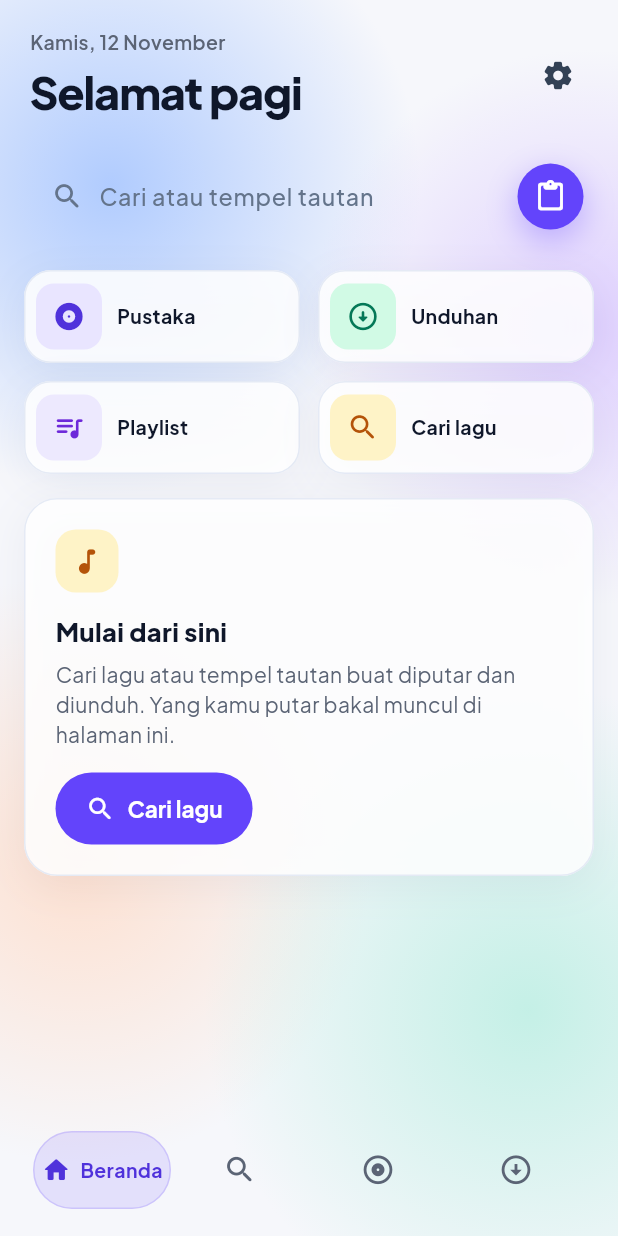
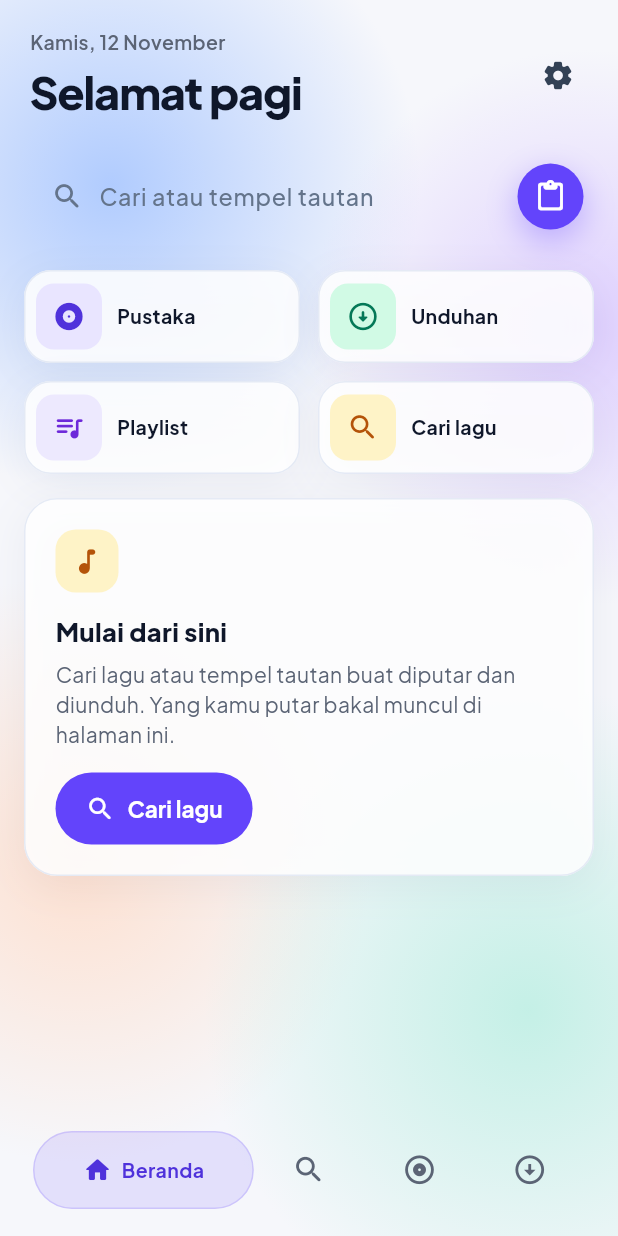
Before and after one commit to BlackKepret28/mull-music-android, a Flutter app: the screen it shows after launch, on a phone screen of 412 x 824 dp. Run offline on Flutter 3.47's test engine with Material 3 defaults, Android fonts, the phone set to English and light mode, and no system bars; our stand-ins replace audio_service, just_audio, shared_preferences, video_player; missing offline and left inert: liquid_glass_widgets.

Commit message:
Tab aktif dapat 40% lebar pil biar labelnya nggak kepotong
Dites di Infinix: dengan lebar rata, "Beranda" kepotong jadi "Berand".

Co-Authored-By: Claude Opus 5.5 <noreply@anthropic.com>

```diff
--- a/lib/widgets/bottom_nav.dart
+++ b/lib/widgets/bottom_nav.dart
@@ -39,15 +39,27 @@ class BottomNav extends StatelessWidget {
 
   @override
   Widget build(BuildContext context) {
+    // Tab aktif dapat ruang lebih (40%) supaya labelnya muat utuh; tiga
+    // sisanya cuma ikon, jadi cukup berbagi sisanya. Lebarnya dianimasikan.
     return Padding(
       padding: const EdgeInsets.symmetric(horizontal: 6),
-      child: Row(
-        children: [
-          for (var i = 0; i < navItems.length; i++)
-            Expanded(
-              child: _Tombol(item: navItems[i], aktif: i == index, onTap: () => onPilih(i)),
-            ),
-        ],
+      child: LayoutBuilder(
+        builder: (context, k) {
+          final n = navItems.length;
+          final lebarAktif = k.maxWidth * 0.4;
+          final lebarLain = (k.maxWidth - lebarAktif) / (n - 1);
+          return Row(
+            children: [
+              for (var i = 0; i < n; i++)
+                AnimatedContainer(
+                  duration: const Duration(milliseconds: 260),
+                  curve: Curves.easeOutCubic,
+                  width: i == index ? lebarAktif : lebarLain,
+                  child: _Tombol(item: navItems[i], aktif: i == index, onTap: () => onPilih(i)),
+                ),
+            ],
+          );
+        },
       ),
     );
   }
```
